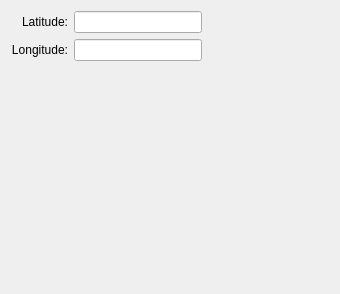
First picture: the form in prayertimesLocationConfig.ui, repository riyad/prayer-times-plasmoid, before the edit.
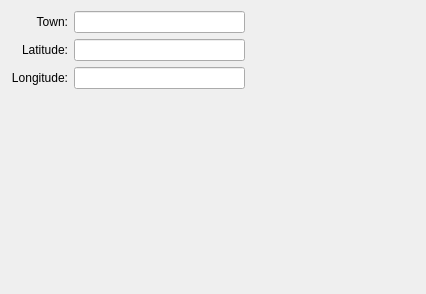
Second picture: the form after the edit.

Commit message: Added line edit for town.

```diff
--- a/prayertimesLocationConfig.ui
+++ b/prayertimesLocationConfig.ui
@@ -5,7 +5,7 @@
    <rect>
     <x>0</x>
     <y>0</y>
-    <width>340</width>
+    <width>426</width>
     <height>294</height>
    </rect>
   </property>
@@ -14,6 +14,36 @@
   </property>
   <layout class="QGridLayout" name="gridLayout" >
    <item row="0" column="0" >
+    <widget class="QLabel" name="label_3" >
+     <property name="text" >
+      <string>Town:</string>
+     </property>
+     <property name="alignment" >
+      <set>Qt::AlignRight|Qt::AlignTrailing|Qt::AlignVCenter</set>
+     </property>
+    </widget>
+   </item>
+   <item row="0" column="1" >
+    <layout class="QHBoxLayout" name="horizontalLayout_3" >
+     <item>
+      <widget class="QLineEdit" name="townLineEdit" />
+     </item>
+     <item>
+      <spacer name="horizontalSpacer" >
+       <property name="orientation" >
+        <enum>Qt::Horizontal</enum>
+       </property>
+       <property name="sizeHint" stdset="0" >
+        <size>
+         <width>40</width>
+         <height>20</height>
+        </size>
+       </property>
+      </spacer>
+     </item>
+    </layout>
+   </item>
+   <item row="1" column="0" >
     <widget class="QLabel" name="label" >
      <property name="text" >
       <string>Latitude:</string>
@@ -23,7 +53,7 @@
      </property>
     </widget>
    </item>
-   <item row="0" column="1" >
+   <item row="1" column="1" >
     <layout class="QHBoxLayout" name="horizontalLayout" >
      <item>
       <widget class="QLineEdit" name="latitudeLineEdit" />
@@ -43,7 +73,7 @@
      </item>
     </layout>
    </item>
-   <item row="1" column="0" >
+   <item row="2" column="0" >
     <widget class="QLabel" name="label_2" >
      <property name="text" >
       <string>Longitude:</string>
@@ -53,7 +83,7 @@
      </property>
     </widget>
    </item>
-   <item row="1" column="1" >
+   <item row="2" column="1" >
     <layout class="QHBoxLayout" name="horizontalLayout_2" >
      <item>
       <widget class="QLineEdit" name="longitudeLineEdit" />
@@ -73,7 +103,7 @@
      </item>
     </layout>
    </item>
-   <item row="2" column="1" >
+   <item row="3" column="0" colspan="2" >
     <spacer name="verticalSpacer" >
      <property name="orientation" >
       <enum>Qt::Vertical</enum>
```
